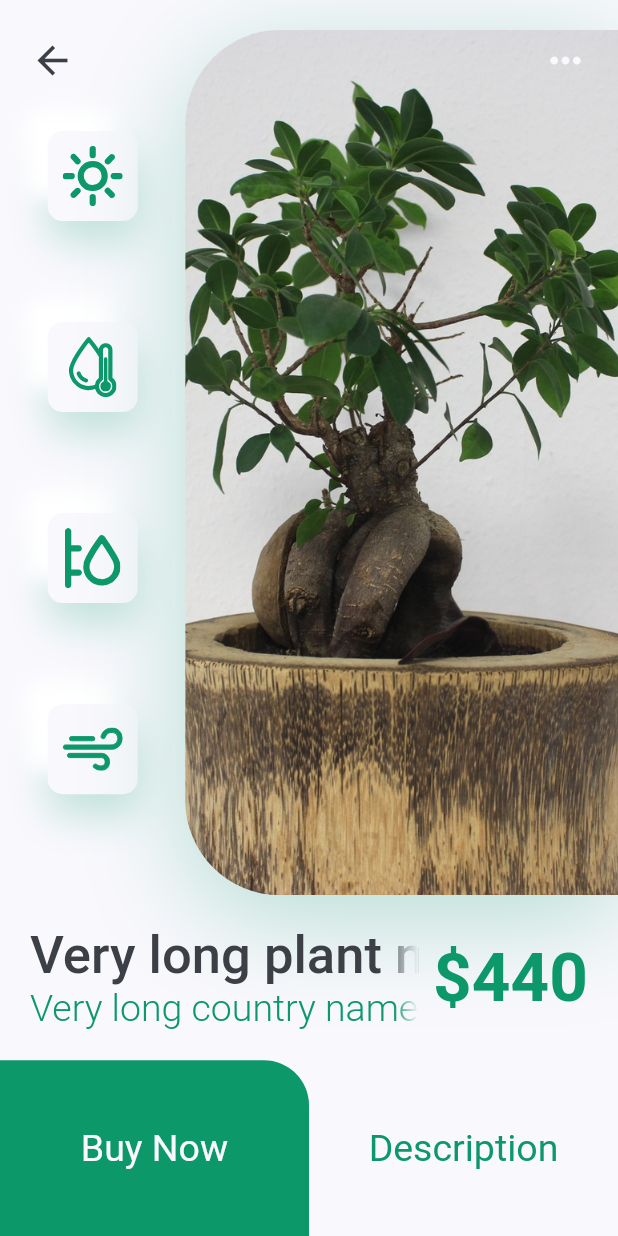
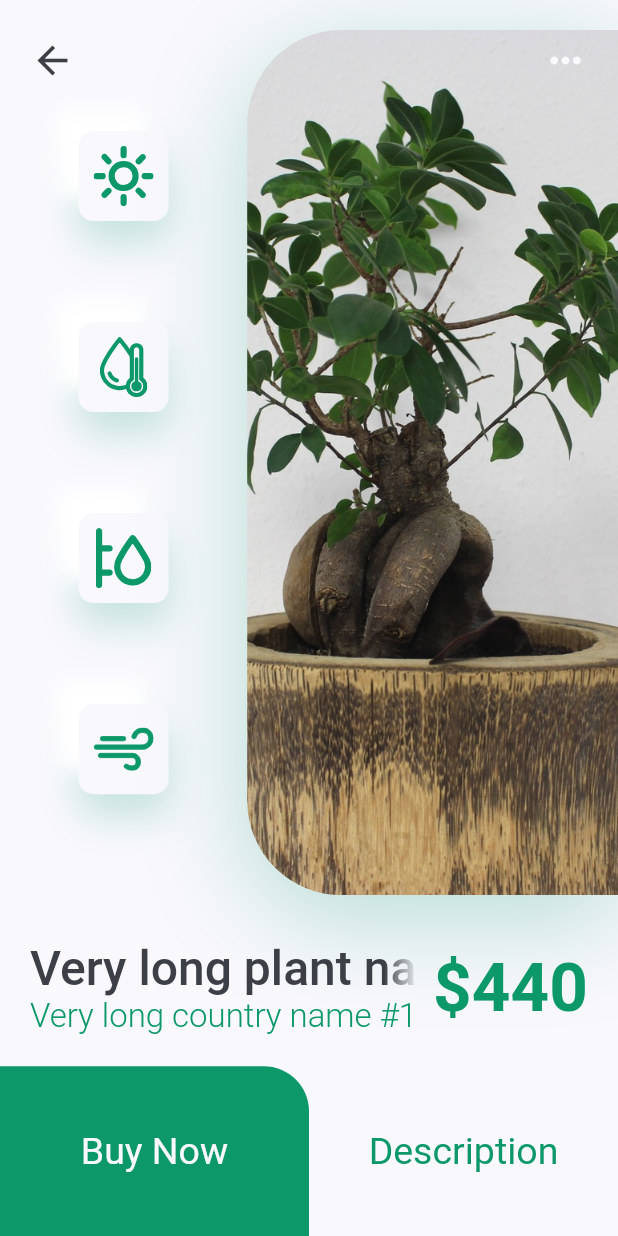
Before and after one commit to Luwirispok/layout_practice_plant_app, a Flutter app: the screen it shows after launch, after a tap on "VERY LONG PLANT NAME #1", on a phone screen of 412 x 824 dp. Run offline on Flutter 3.47's test engine with Material 2 defaults, Android fonts, the phone set to English and light mode, and no system bars; our stand-ins replace flutter_svg.

Commit message:
minor changes

```diff
--- a/lib/main.dart
+++ b/lib/main.dart
@@ -1,13 +1,18 @@
 import 'dart:developer';
 
 import 'package:flutter/material.dart';
+import 'package:flutter/services.dart';
 import 'package:layout_practice_plant_app/models/plant_model.dart';
 import 'package:layout_practice_plant_app/screens/details_plant/details_plant_screen.dart';
 import 'package:layout_practice_plant_app/screens/home/home_screen.dart';
 import 'package:layout_practice_plant_app/utils/constants.dart';
 
 void main() {
-  runApp(const MyApp());
+  WidgetsFlutterBinding.ensureInitialized();
+
+
+  SystemChrome.setPreferredOrientations([DeviceOrientation.portraitUp])
+      .then((value) => runApp(MyApp()));
 }
 
 class MyApp extends StatelessWidget {
--- a/lib/screens/details_plant/components/body.dart
+++ b/lib/screens/details_plant/components/body.dart
@@ -11,6 +11,7 @@ class Body extends StatelessWidget {
     return const Column(
       children: [
         ButtonDetailsAndImage(),
+        const SizedBox(height: 10),
         PlantInfo(),
         ButtonBuyAndDescription(),
       ],
--- a/lib/screens/details_plant/components/button_details_and_image.dart
+++ b/lib/screens/details_plant/components/button_details_and_image.dart
@@ -12,10 +12,11 @@ class ButtonDetailsAndImage extends StatelessWidget {
     return Padding(
       padding: const EdgeInsets.only(top: kDefaultPadding),
       child: Row(
+        mainAxisAlignment: MainAxisAlignment.spaceBetween,
         children: [
           SizedBox(
             height: size.height * 0.7,
-            width: size.width * 0.3,
+            width: size.width * 0.4,
             child: Column(
               mainAxisAlignment: MainAxisAlignment.spaceEvenly,
               crossAxisAlignment: CrossAxisAlignment.center,
--- a/lib/screens/details_plant/components/plant_info.dart
+++ b/lib/screens/details_plant/components/plant_info.dart
@@ -25,7 +25,7 @@ class PlantInfo extends StatelessWidget {
                   maxLines: 1,
                   softWrap: false,
                   style: const TextStyle(
-                    fontSize: 35,
+                    fontSize: 32,
                     fontWeight: FontWeight.w500,
                   ),
                 ),
@@ -35,7 +35,7 @@ class PlantInfo extends StatelessWidget {
                   maxLines: 1,
                   softWrap: false,
                   style: const TextStyle(
-                    fontSize: 25,
+                    fontSize: 22,
                     color: kPrimaryColor,
                     fontWeight: FontWeight.w300,
                   ),
--- a/lib/screens/details_plant/widgets/image_plant.dart
+++ b/lib/screens/details_plant/widgets/image_plant.dart
@@ -14,7 +14,7 @@ class ImagePlant extends StatelessWidget {
       tag: plantModel.id,
       child: Container(
         height: size.height * 0.7,
-        width: size.width * 0.7,
+        width: size.width * 0.6,
         decoration: BoxDecoration(
           borderRadius: const BorderRadius.only(
             topLeft: Radius.circular(63),
--- a/lib/screens/home/components/body.dart
+++ b/lib/screens/home/components/body.dart
@@ -10,7 +10,6 @@ class Body extends StatelessWidget {
 
   @override
   Widget build(BuildContext context) {
-    final Size size = MediaQuery.of(context).size;
     return ScrollConfiguration(
       behavior: const ScrollBehavior().copyWith(overscroll: false),
       child: SingleChildScrollView(
```
